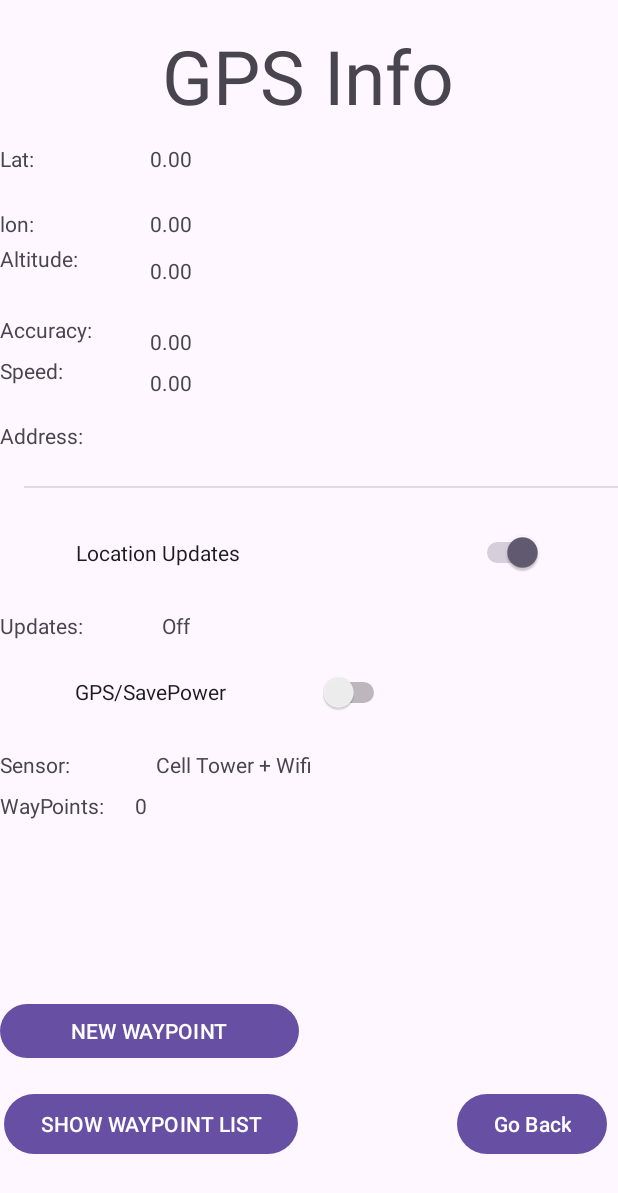
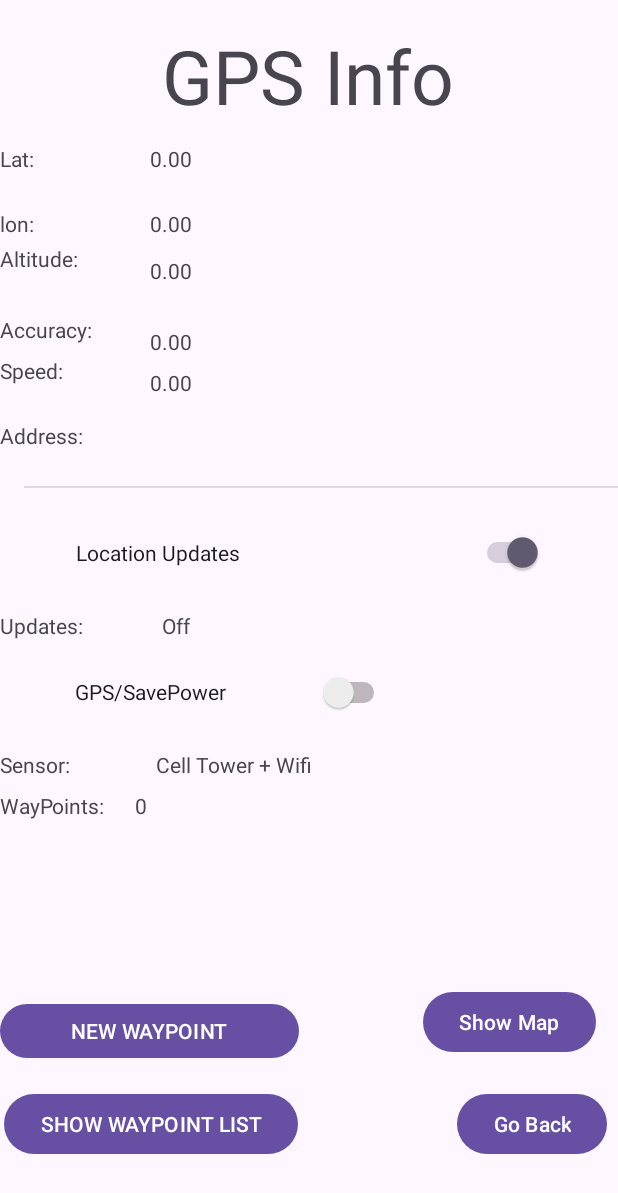
Before and after one commit to serraozturk/AGRIGPS, an Android app: the GPSView screen opened directly, with no data from a screen before it, on a phone screen of 412 x 824 dp. Shown: the top 1193 px of the screen. Run offline under Robolectric (Android 15) with nearby library versions, the phone set to English and light mode, and no system bars.

```diff
--- a/app/build.gradle.kts
+++ b/app/build.gradle.kts
@@ -1,5 +1,6 @@
 plugins {
     alias(libs.plugins.androidApplication)
+    alias(libs.plugins.googleAndroidLibrariesMapsplatformSecretsGradlePlugin)
 }
 
 android {
@@ -29,6 +30,9 @@ android {
         sourceCompatibility = JavaVersion.VERSION_1_8
         targetCompatibility = JavaVersion.VERSION_1_8
     }
+    buildFeatures {
+        viewBinding = true
+    }
 }
 
 var locationn = "com.google.android.gms:play-services-location:21.2.0"
@@ -40,6 +44,7 @@ dependencies {
     implementation(libs.material)
     implementation(libs.activity)
     implementation(libs.constraintlayout)
+    implementation(libs.play.services.maps)
     testImplementation(libs.junit)
     androidTestImplementation(libs.ext.junit)
     androidTestImplementation(libs.espresso.core)
--- a/app/src/main/java/edu/htwd/gpstracktutorial/GPSView.java
+++ b/app/src/main/java/edu/htwd/gpstracktutorial/GPSView.java
@@ -36,7 +36,7 @@ public class GPSView extends AppCompatActivity {
 
     private static final int PERMISSION_FINE_LOCATION = 99;
     TextView tv_lat, tv_lon, tv_altitude, tv_accuracy, tv_speed, tv_sensor, tv_updates, tv_address, tv_wayPointCounts;
-    Button btn_newWayPoint, btn_showWayPointList;
+    Button btn_newWayPoint, btn_showWayPointList, btn_showMap;
     Switch sw_locationupdates, sw_gps;
 
     //  variable to remember if we are tracking or not
@@ -88,6 +88,7 @@ public class GPSView extends AppCompatActivity {
         btn_newWayPoint = findViewById(R.id.btn_newWayPoint);
         btn_showWayPointList = findViewById(R.id.btn_showWayPointList);
         tv_wayPointCounts = findViewById(R.id.tv_countOfCrumbs);
+        btn_showMap = findViewById(R.id.btn_showMap);
 
 
         //set all properties of LocationRequest
@@ -130,6 +131,14 @@ public class GPSView extends AppCompatActivity {
             @Override
             public void onClick(View v) {
                 Intent i = new Intent(GPSView.this, ShowlocationsSavedlist.class);
+                startActivity(i);
+            }
+        });
+
+        btn_showMap.setOnClickListener(new View.OnClickListener() {
+            @Override
+            public void onClick(View v) {
+                Intent i = new Intent(GPSView.this, MapsActivity.class);
                 startActivity(i);
             }
         });
--- a/app/src/main/java/edu/htwd/gpstracktutorial/MainActivity.java
+++ b/app/src/main/java/edu/htwd/gpstracktutorial/MainActivity.java
@@ -17,6 +17,7 @@ import android.widget.Spinner;
 import android.widget.Toast;
 
 public class MainActivity extends AppCompatActivity {
+
 
 
     //create dropdow
--- a/app/src/main/res/layout/activity_gpsview.xml
+++ b/app/src/main/res/layout/activity_gpsview.xml
@@ -2,6 +2,7 @@
 <androidx.constraintlayout.widget.ConstraintLayout xmlns:android="http://schemas.android.com/apk/res/android"
     xmlns:app="http://schemas.android.com/apk/res-auto"
     xmlns:tools="http://schemas.android.com/tools"
+    android:id="@+id/viewGPS"
     android:layout_width="match_parent"
     android:layout_height="match_parent"
     tools:context=".MainActivity">
@@ -230,7 +231,9 @@
         android:layout_marginBottom="16dp"
         android:text="NEW WAYPOINT"
         app:layout_constraintBottom_toTopOf="@+id/btn_showWayPointList"
-        tools:layout_editor_absoluteX="0dp" />
+        app:layout_constraintEnd_toEndOf="parent"
+        app:layout_constraintHorizontal_bias="0.0"
+        app:layout_constraintStart_toStartOf="parent" />
 
     <Button
         android:id="@+id/btn_showWayPointList"
@@ -245,4 +248,16 @@
         app:layout_constraintVertical_bias="0.0"
         tools:layout_editor_absoluteX="-1dp" />
 
+    <Button
+        android:id="@+id/btn_showMap"
+        android:layout_width="wrap_content"
+        android:layout_height="wrap_content"
+        android:text="Show Map"
+        app:layout_constraintBottom_toBottomOf="parent"
+        app:layout_constraintEnd_toEndOf="parent"
+        app:layout_constraintHorizontal_bias="0.95"
+        app:layout_constraintStart_toStartOf="parent"
+        app:layout_constraintTop_toTopOf="parent"
+        app:layout_constraintVertical_bias="0.847" />
+
 </androidx.constraintlayout.widget.ConstraintLayout>
--- a/app/src/main/res/values/strings.xml
+++ b/app/src/main/res/values/strings.xml
@@ -1,3 +1,4 @@
 <resources>
     <string name="app_name">GPSTrackTutorial</string>
+    <string name="title_activity_maps">MapsActivity</string>
 </resources>
--- a/build.gradle.kts
+++ b/build.gradle.kts
@@ -1,4 +1,5 @@
 // Top-level build file where you can add configuration options common to all sub-projects/modules.
 plugins {
     alias(libs.plugins.androidApplication) apply false
+    alias(libs.plugins.googleAndroidLibrariesMapsplatformSecretsGradlePlugin) apply false
 }
--- a/gradle/libs.versions.toml
+++ b/gradle/libs.versions.toml
@@ -7,6 +7,8 @@ appcompat = "1.6.1"
 material = "1.10.0"
 activity = "1.8.0"
 constraintlayout = "2.1.4"
+googleAndroidLibrariesMapsplatformSecretsGradlePlugin = "2.0.1"
+playServicesMaps = "18.1.0"
 
 [libraries]
 junit = { group = "junit", name = "junit", version.ref = "junit" }
@@ -16,6 +18,8 @@ appcompat = { group = "androidx.appcompat", name = "appcompat", version.ref = "a
 material = { group = "com.google.android.material", name = "material", version.ref = "material" }
 activity = { group = "androidx.activity", name = "activity", version.ref = "activity" }
 constraintlayout = { group = "androidx.constraintlayout", name = "constraintlayout", version.ref = "constraintlayout" }
+play-services-maps = { group = "com.google.android.gms", name = "play-services-maps", version.ref = "playServicesMaps" }
 
 [plugins]
 androidApplication = { id = "com.android.application", version.ref = "agp" }
+googleAndroidLibrariesMapsplatformSecretsGradlePlugin = { id = "com.google.android.libraries.mapsplatform.secrets-gradle-plugin", version.ref = "googleAndroidLibrariesMapsplatformSecretsGradlePlugin" }
```
Also changed, not shown: app/src/main/AndroidManifest.xml (+22 -0 lines), app/src/main/java/edu/htwd/gpstracktutorial/MapsActivity.java (added, +121 -0 lines), app/src/main/res/layout/activity_maps.xml (added, +9 -0 lines).
